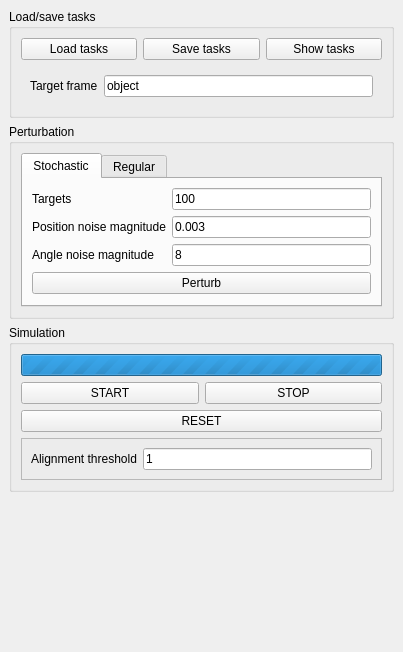
Qt form src/plugins/alignment_experiment/alignment_experiment.ui (dagothar/gripperz) before a commit.
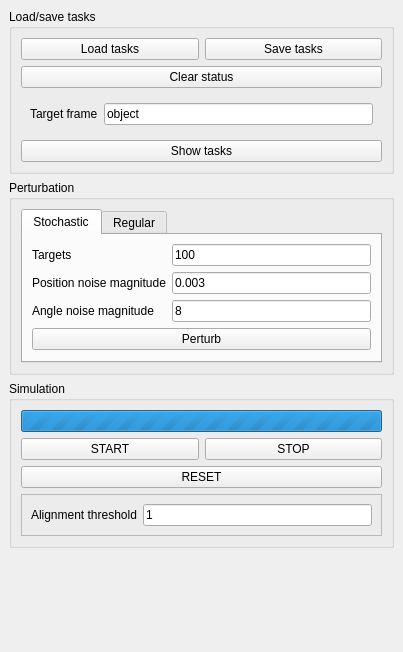
The same form after that commit.

Commit message: added lear status button; null checks

Diff of the .ui file:
```diff
--- a/src/plugins/alignment_experiment/alignment_experiment.ui
+++ b/src/plugins/alignment_experiment/alignment_experiment.ui
@@ -15,7 +15,7 @@
   </property>
   <widget class="QWidget" name="dockWidgetContents">
    <layout class="QGridLayout" name="gridLayout">
-    <item row="6" column="0" colspan="3">
+    <item row="7" column="0" colspan="3">
      <widget class="QGroupBox" name="groupBox_2">
       <property name="title">
        <string>Simulation</string>
@@ -84,7 +84,7 @@
       </layout>
      </widget>
     </item>
-    <item row="10" column="0" colspan="3">
+    <item row="11" column="0" colspan="3">
      <spacer name="verticalSpacer_4">
       <property name="orientation">
        <enum>Qt::Vertical</enum>
@@ -97,7 +97,7 @@
       </property>
      </spacer>
     </item>
-    <item row="2" column="0" colspan="3">
+    <item row="3" column="0" colspan="3">
      <widget class="QGroupBox" name="groupBox_3">
       <property name="title">
        <string>Perturbation</string>
@@ -180,14 +180,7 @@
        <string>Load/save tasks</string>
       </property>
       <layout class="QGridLayout" name="gridLayout_2">
-       <item row="0" column="0">
-        <widget class="QPushButton" name="loadButton">
-         <property name="text">
-          <string>Load tasks</string>
-         </property>
-        </widget>
-       </item>
-       <item row="4" column="0" colspan="3">
+       <item row="2" column="0" colspan="2">
         <widget class="QWidget" name="widget" native="true">
          <layout class="QGridLayout" name="gridLayout_4">
           <item row="0" column="0">
@@ -207,6 +200,13 @@
          </layout>
         </widget>
        </item>
+       <item row="3" column="0" colspan="2">
+        <widget class="QPushButton" name="showButton">
+         <property name="text">
+          <string>Show tasks</string>
+         </property>
+        </widget>
+       </item>
        <item row="0" column="1">
         <widget class="QPushButton" name="saveButton">
          <property name="text">
@@ -214,10 +214,17 @@
          </property>
         </widget>
        </item>
-       <item row="0" column="2">
-        <widget class="QPushButton" name="showButton">
+       <item row="0" column="0">
+        <widget class="QPushButton" name="loadButton">
          <property name="text">
-          <string>Show tasks</string>
+          <string>Load tasks</string>
+         </property>
+        </widget>
+       </item>
+       <item row="1" column="0" colspan="2">
+        <widget class="QPushButton" name="clearButton">
+         <property name="text">
+          <string>Clear status</string>
          </property>
         </widget>
        </item>
```
The commit also changes 2 other files.
